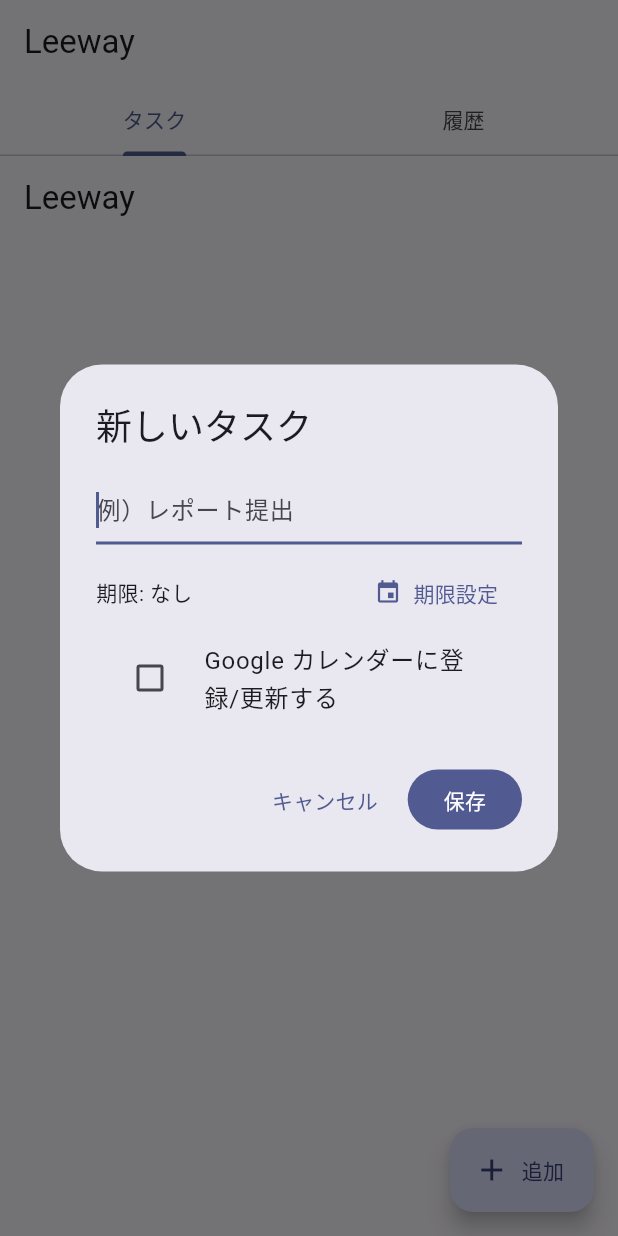
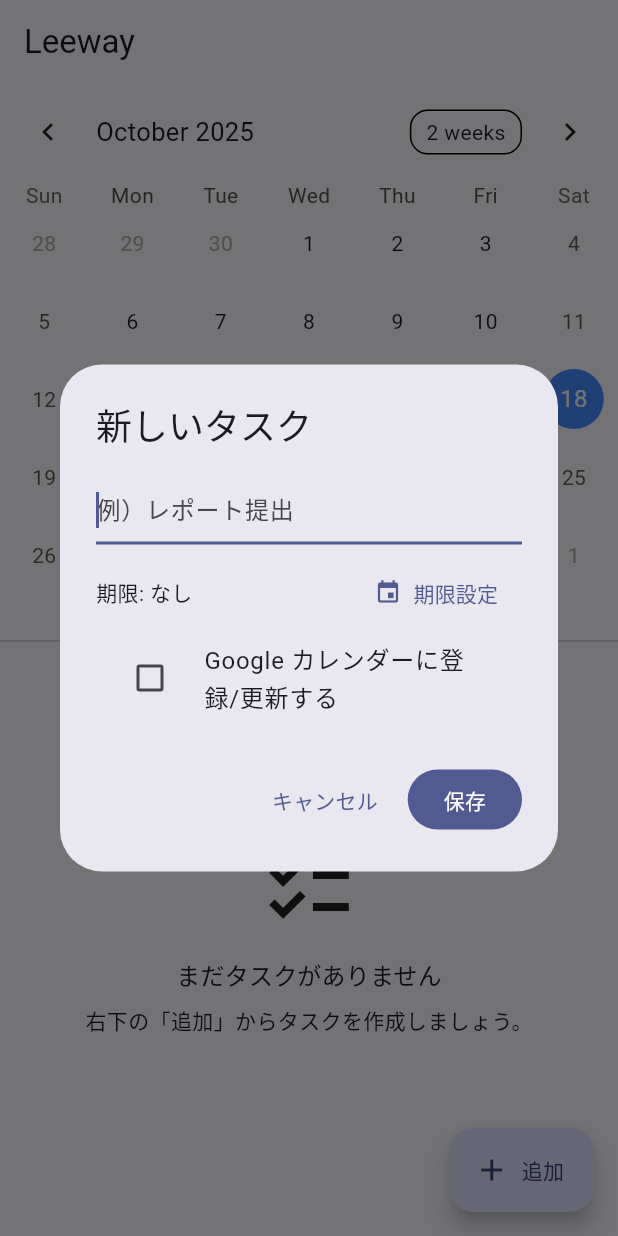
Before and after one commit to jphacks/os_2515, a Flutter app: the screen it shows once a user with an empty profile is signed in, after a tap on "追加", on a phone screen of 412 x 824 dp. Run offline on Flutter 3.47's test engine with Material 3 defaults, Android fonts, the light colour scheme and no system bars; drawn by our look-alikes of table_calendar; our stand-ins replace cloud_firestore, firebase_auth, firebase_core, google_sign_in; missing offline and left inert: googleapis; accounts and stored records are empty.

Commit message:
fix: calendar

```diff
--- a/lib/pages/home_tabs.dart
+++ b/lib/pages/home_tabs.dart
@@ -1,7 +1,7 @@
 import 'package:flutter/material.dart';
 import '../services/todo_repository.dart';
 import 'todo_page.dart';
-import 'history_page.dart';
+// import 'history_page.dart';
 
 class HomeTabs extends StatelessWidget {
   const HomeTabs({super.key, required this.repo});
@@ -9,25 +9,8 @@ class HomeTabs extends StatelessWidget {
 
   @override
   Widget build(BuildContext context) {
-    return DefaultTabController(
-      length: 2,
-      child: Scaffold(
-        appBar: AppBar(
-          title: const Text('Leeway'),
-          bottom: const TabBar(
-            tabs: [
-              Tab(text: 'タスク'),
-              Tab(text: '履歴'),
-            ],
-          ),
-        ),
-        body: TabBarView(
-          children: [
-            TodoPage(repo: repo),
-            HistoryPage(repo: repo),
-          ],
-        ),
-      ),
+    return Scaffold(
+      body: SafeArea(child: TodoPage(repo: repo)),
     );
   }
 }
--- a/lib/pages/todo_page.dart
+++ b/lib/pages/todo_page.dart
@@ -84,7 +84,7 @@ class _TodoPageState extends State<TodoPage> {
           ],
         ),
         body: StreamBuilder<List<Todo>>(
-          stream: _repo.watchActive(),
+          stream: _repo.watchAll(),
           builder: (context, snap) {
             // 🔸エラーが出ていたら画面に表示（原因が分かる）
             if (snap.hasError) {
@@ -100,88 +100,60 @@ class _TodoPageState extends State<TodoPage> {
             if (snap.connectionState == ConnectionState.waiting) {
               return const Center(child: CircularProgressIndicator());
             }
-            // 🔸データを取り出す（null安全）
-            final todos = snap.data ?? const <Todo>[];
-            if (todos.isEmpty) return const _EmptyState();
-            // return ListView(
-            //   padding: const EdgeInsets.only(bottom: 96),
-            //   children: [
-            //     // ===== アクティブ一覧 =====
-            //     ...todos.map(
-            //       (t) => ListTile(
-            //         title: Text(t.title, style: const TextStyle()),
-            //         subtitle: Text(_daysLeftLabel(t)),
-            //         trailing: FilledButton.icon(
-            //           onPressed: () async {
-            //             // ← ここはあなたの “達成” ダイアログ＆complete() 呼び出しの中身をそのまま流用してください
-            //             // 例：
-            //             final ok =
-            //                 await showDialog<bool>(
-            //                   context: context,
-            //                   builder: (c) => AlertDialog(
-            //                     title: const Text('達成しますか？'),
-            //                     content: Text('"${t.title}" を達成済みにします'),
-            //                     actions: [
-            //                       TextButton(
-            //                         onPressed: () => Navigator.pop(c, false),
-            //                         child: const Text('キャンセル'),
-            //                       ),
-            //                       FilledButton(
-            //                         onPressed: () => Navigator.pop(c, true),
-            //                         child: const Text('達成する'),
-            //                       ),
-            //                     ],
-            //                   ),
-            //                 ) ??
-            //                 false;
-            //             if (!ok) return;
+            // 🔸データを取り出す（全件：active / switchedToReal / completed）
+            final all = snap.data ?? const <Todo>[];
 
-            //             await _repo.complete(t);
-            //             if (!context.mounted) return;
+            // ✅ タスクが0件でもカレンダーは常に表示する
+            //    → 下段リストだけ空表示にする
+            final showEmptyList = all.isEmpty;
 
-            //             final now = DateTime.now();
-            //             final due = t.realDue ?? t.displayedDue ?? now;
-            //             final lead = Todo.earlyDaysOnComplete(
-            //               realDue: due,
-            //               completedAt: now,
-            //             );
+            // 🔸 カレンダー（日別集計）は“全件”で作る（達成もライトグリーンで残す）
 
-            //             await showDialog<void>(
-            //               context: context,
-            //               builder: (c) => AlertDialog(
-            //                 title: const Text('🎉 Congratulation!'),
-            //                 content: Text(
-            //                   '「${t.title}」を達成！\n$lead 日の余裕をつくれました',
-            //                 ),
-            //                 actions: [
-            //                   FilledButton(
-            //                     onPressed: () => Navigator.pop(c),
-            //                     child: const Text('OK'),
-            //                   ),
-            //                 ],
-            //               ),
-            //             );
-            //           },
-            //           icon: const Icon(Icons.rocket_launch),
-            //           label: const Text('達成'),
-            //         ),
-            //         onTap: () => _edit(t),
-            //       ),
-            //     ),
+            final Map<DateTime, List<Todo>> byDay = {};
+            for (final t in all) {
+              DateTime? effective; // ← この“effective”がカレンダーの基準日
+              switch (t.state) {
+                case TodoState.active:
+                  effective = t.displayedDue; // 前倒し中は前倒し期限
+                  break;
+                case TodoState.switchedToReal:
+                  effective = t.realDue; // 実期限へ切替後は実期限
+                  break;
+                case TodoState.completed:
+                  effective =
+                      t.displayedDue ?? t.displayedDue; // 達成済みも期限のマスにライトグリーンで残す
+                  break;
+              }
+              if (effective == null) continue;
+              final key = DateTime(
+                effective.year,
+                effective.month,
+                effective.day,
+              );
+              (byDay[key] ??= <Todo>[]).add(t);
+            }
 
-            //     const SizedBox(height: 12),
-            //   ],
-            // );
-            // 🔸 データを取り出す（null安全）
-
-            // 🔸 カレンダーで使う日付ごとのタスク一覧を作る
-            final Map<DateTime, List<Todo>> byDay = {};
-            for (final t in todos) {
-              final due = t.realDue ?? t.displayedDue;
-              if (due == null) continue;
-              final key = DateTime(due.year, due.month, due.day);
-              (byDay[key] ??= []).add(t);
-            }
+            // 🔸 下段リストは「未完了のみ」を表示（期限が迫っている順）
+            final listTodos =
+                [
+                  for (final t in all)
+                    if (t.state != TodoState.completed) t,
+                ]..sort((a, b) {
+                  DateTime? da = switch (a.state) {
+                    TodoState.active => a.displayedDue,
+                    TodoState.switchedToReal => a.realDue,
+                    _ => null,
+                  };
+                  DateTime? db = switch (b.state) {
+                    TodoState.active => b.displayedDue,
+                    TodoState.switchedToReal => b.realDue,
+                    _ => null,
+                  };
+                  if (da == null && db == null) return 0;
+                  if (da == null) return 1; // 期限なしは後ろ
+                  if (db == null) return -1;
+                  return da.compareTo(db); // 早いほうを先に
+                });
 
             // 🔸 上半分にカレンダー、下半分にリストを表示
             return Column(
@@ -208,18 +180,34 @@ class _TodoPageState extends State<TodoPage> {
                       ),
                     ),
                     calendarBuilders: CalendarBuilders(
+                      // その日のタスクぶん「●」を並べて表示
+                      // active / switchedToReal = 赤, completed = ライトグリーン
                       markerBuilder: (context, day, events) {
-                        if (events.isEmpty) return const SizedBox();
+                        if (events.isEmpty) return const SizedBox.shrink();
+                        final items = events.cast<Todo>();
                         return Align(
                           alignment: Alignment.bottomCenter,
                           child: Padding(
                             padding: const EdgeInsets.only(bottom: 3),
-                            child: Text(
-                              '${events.length}',
-                              style: const TextStyle(
-                                fontSize: 10,
-                                color: Colors.redAccent,
+                            child: Wrap(
+                              spacing: 2,
+                              runSpacing: 2,
+                              alignment: WrapAlignment.center,
+                              children: [
+                                for (final t in items.take(6)) // 多すぎる日は最大6個まで
+                                  Container(
+                                    width: 6,
+                                    height: 6,
+                                    decoration: BoxDecoration(
+                                      color: switch (t.state) {
+                                        TodoState.completed =>
+                                          Colors.lightGreen, // ✅ ライトグリーン
+                                        _ => Colors.redAccent, // それ以外は赤
+                                      },
+                                      shape: BoxShape.circle,
                                     ),
+                                  ),
+                              ],
                             ),
                           ),
                         );
@@ -230,12 +218,14 @@ class _TodoPageState extends State<TodoPage> {
 
                 const Divider(height: 1),
 
-                // 🗒 下半分：タスクリスト
+                // 🗒 下半分：タスクリスト(未完了のみ)
                 Expanded(
-                  child: ListView(
+                  child: showEmptyList
+                      ? const _EmptyState()
+                      : ListView(
                           padding: const EdgeInsets.only(bottom: 96),
                           children: [
-                      ...todos.map(
+                            ...listTodos.map(
                               (t) => ListTile(
                                 title: Text(t.title, style: const TextStyle()),
                                 subtitle: Text(_daysLeftLabel(t)),
@@ -246,7 +236,9 @@ class _TodoPageState extends State<TodoPage> {
                                           context: context,
                                           builder: (c) => AlertDialog(
                                             title: const Text('達成しますか？'),
-                                      content: Text('"${t.title}" を達成済みにします'),
+                                            content: Text(
+                                              '"${t.title}" を達成済みにします',
+                                            ),
                                             actions: [
                                               TextButton(
                                                 onPressed: () =>
@@ -267,7 +259,8 @@ class _TodoPageState extends State<TodoPage> {
                                     await _repo.complete(t);
                                     if (!context.mounted) return;
                                     final now = DateTime.now();
-                              final due = t.realDue ?? t.displayedDue ?? now;
+                                    final due =
+                                        t.realDue ?? t.displayedDue ?? now;
                                     final lead = Todo.earlyDaysOnComplete(
                                       realDue: due,
                                       completedAt: now,
@@ -365,7 +358,9 @@ class _TodoPageState extends State<TodoPage> {
 
     return showDialog<_EditData>(
       context: context,
-      builder: (context) => StatefulBuilder(
+      builder: (context) {
+        final nav = Navigator.of(context); // ← 退避
+        return StatefulBuilder(
           builder: (context, setState) => AlertDialog(
             title: Text(initial == null ? '新しいタスク' : 'タスクを編集'),
             content: Column(
@@ -375,9 +370,8 @@ class _TodoPageState extends State<TodoPage> {
                   controller: titleCtrl,
                   autofocus: true,
                   decoration: const InputDecoration(hintText: '例）レポート提出'),
-                onSubmitted: (_) => Navigator.of(
-                  context,
-                ).pop(_EditData(titleCtrl.text, due, syncCal)),
+                  onSubmitted: (_) =>
+                      nav.pop(_EditData(titleCtrl.text, due, syncCal)),
                 ),
                 const SizedBox(height: 8),
                 Row(
@@ -386,8 +380,7 @@ class _TodoPageState extends State<TodoPage> {
                       child: Text(
                         due == null
                             ? '期限: なし'
-                          : '期限: ' +
-                                DateFormat('yyyy/MM/dd HH:mm').format(due!),
+                            : '期限: ${DateFormat('yyyy/MM/dd HH:mm').format(due!)}',
                       ),
                     ),
                     TextButton.icon(
@@ -430,18 +423,18 @@ class _TodoPageState extends State<TodoPage> {
             ),
             actions: [
               TextButton(
-              onPressed: () => Navigator.of(context).pop(),
+                onPressed: () => nav.pop(),
                 child: const Text('キャンセル'),
               ),
               FilledButton(
-              onPressed: () => Navigator.of(
-                context,
-              ).pop(_EditData(titleCtrl.text, due, syncCal)),
+                onPressed: () =>
+                    nav.pop(_EditData(titleCtrl.text, due, syncCal)),
                 child: const Text('保存'),
               ),
             ],
           ),
-      ),
+        );
+      },
     );
   }
 }
--- a/lib/services/todo_repository.dart
+++ b/lib/services/todo_repository.dart
@@ -34,6 +34,17 @@ class TodoRepository {
     return _colFor(uid)
         .where('state', isEqualTo: 'completed')
         .orderBy('completedAt', descending: true)
+        .snapshots()
+        .map((s) => s.docs.map((d) => Todo.fromDoc(d)).toList());
+  }
+
+  /// 全タスクを購読（active/real/complete をすべて含む）
+  /// 変更があるたびに最新の一覧を流します。
+  Stream<List<Todo>> watchAll() {
+    final uid = _uid;
+    if (uid == null) return const Stream.empty();
+    return _colFor(uid)
+        .orderBy('updatedAt', descending: true)
         .snapshots()
         .map((s) => s.docs.map((d) => Todo.fromDoc(d)).toList());
   }
```
Also changed, not shown: lib/pages/history_page.dart (+55 -55 lines). Lines whose indentation alone changed are shown as unchanged.
